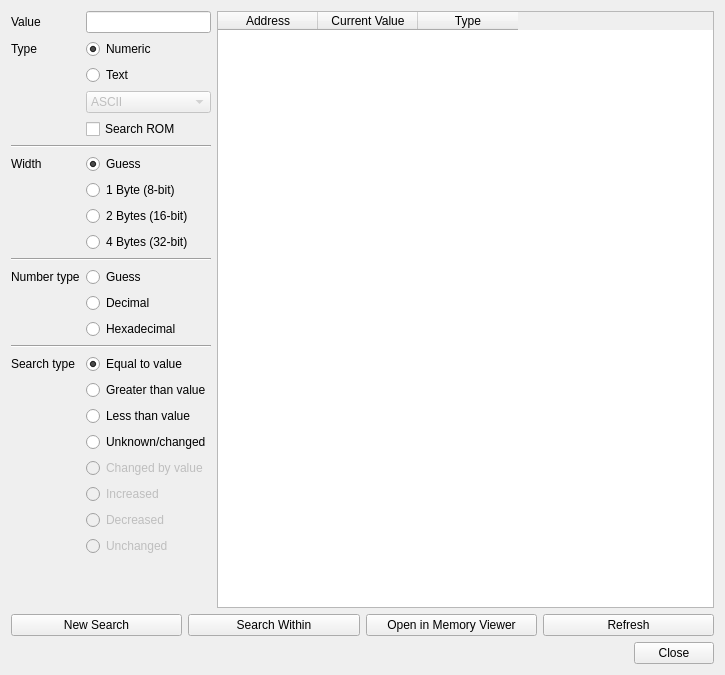
Qt form src/platform/qt/MemorySearch.ui (mgba-emu/mgba) before a commit.
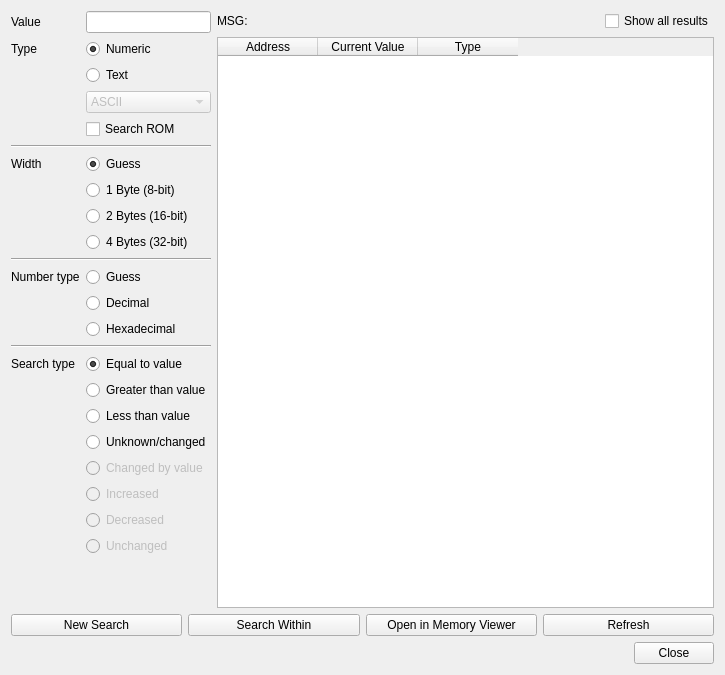
The same form after that commit.

Commit message: [Qt] MemorySearch: search results optimization - limit number of displayed results by defaults and increase results count limit - add option to show all results

The edit to the form file:
```diff
--- a/src/platform/qt/MemorySearch.ui
+++ b/src/platform/qt/MemorySearch.ui
@@ -26,44 +26,7 @@
    <string>Memory Search</string>
   </property>
   <layout class="QGridLayout" name="gridLayout">
-   <item row="0" column="1">
-    <widget class="QTableWidget" name="results">
-     <property name="sizePolicy">
-      <sizepolicy hsizetype="MinimumExpanding" vsizetype="MinimumExpanding">
-       <horstretch>1</horstretch>
-       <verstretch>0</verstretch>
-      </sizepolicy>
-     </property>
-     <property name="editTriggers">
-      <set>QAbstractItemView::NoEditTriggers</set>
-     </property>
-     <property name="selectionBehavior">
-      <enum>QAbstractItemView::SelectRows</enum>
-     </property>
-     <property name="showGrid">
-      <bool>false</bool>
-     </property>
-     <attribute name="verticalHeaderVisible">
-      <bool>false</bool>
-     </attribute>
-     <column>
-      <property name="text">
-       <string>Address</string>
-      </property>
-     </column>
-     <column>
-      <property name="text">
-       <string>Current Value</string>
-      </property>
-     </column>
-     <column>
-      <property name="text">
-       <string>Type</string>
-      </property>
-     </column>
-    </widget>
-   </item>
-   <item row="0" column="0">
+   <item row="0" column="0" rowspan="2">
     <layout class="QFormLayout" name="formLayout">
      <item row="0" column="0">
       <widget class="QLabel" name="label">
@@ -348,14 +311,62 @@
      </item>
     </layout>
    </item>
+   <item row="0" column="1">
+    <layout class="QHBoxLayout" name="horizontalLayout">
+     <item>
+      <widget class="QLabel" name="msg">
+       <property name="text">
+        <string>MSG:</string>
+       </property>
+      </widget>
+     </item>
+     <item alignment="Qt::AlignRight">
+      <widget class="QCheckBox" name="dispAll">
+       <property name="text">
+        <string>Show all results</string>
+       </property>
+      </widget>
+     </item>
+    </layout>
+   </item>
+   <item row="1" column="1">
+    <widget class="QTableWidget" name="results">
+     <property name="sizePolicy">
+      <sizepolicy hsizetype="MinimumExpanding" vsizetype="MinimumExpanding">
+       <horstretch>1</horstretch>
+       <verstretch>0</verstretch>
+      </sizepolicy>
+     </property>
+     <property name="editTriggers">
+      <set>QAbstractItemView::NoEditTriggers</set>
+     </property>
+     <property name="selectionBehavior">
+      <enum>QAbstractItemView::SelectRows</enum>
+     </property>
+     <property name="showGrid">
+      <bool>false</bool>
+     </property>
+     <attribute name="verticalHeaderVisible">
+      <bool>false</bool>
+     </attribute>
+     <column>
+      <property name="text">
+       <string>Address</string>
+      </property>
+     </column>
+     <column>
+      <property name="text">
+       <string>Current Value</string>
+      </property>
+     </column>
+     <column>
+      <property name="text">
+       <string>Type</string>
+      </property>
+     </column>
+    </widget>
+   </item>
    <item row="2" column="0" colspan="2">
-    <widget class="QDialogButtonBox" name="buttonBox">
-     <property name="standardButtons">
-      <set>QDialogButtonBox::Close</set>
-     </property>
-    </widget>
-   </item>
-   <item row="1" column="0" colspan="2">
     <layout class="QHBoxLayout" name="horizontalLayout_2">
      <item>
       <widget class="QPushButton" name="search">
@@ -387,6 +398,13 @@
      </item>
     </layout>
    </item>
+   <item row="3" column="1">
+    <widget class="QDialogButtonBox" name="buttonBox">
+     <property name="standardButtons">
+      <set>QDialogButtonBox::Close</set>
+     </property>
+    </widget>
+   </item>
   </layout>
  </widget>
  <resources/>
```
Left out of the diff: 2 changed lines with no effect on the pictures. The commit also changes 2 other files.
